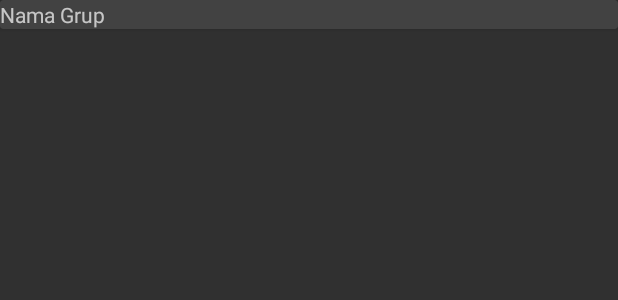
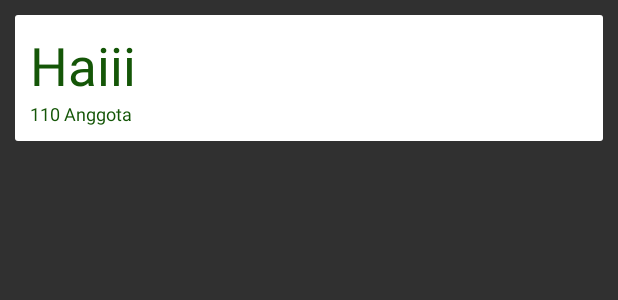
Before and after one commit to SitiSofiyah/BankSampah, an Android app: the layout list_grup.xml on its own in the app's theme, with its tools: preview values and no code run, on a phone screen of 412 x 824 dp. Shown: the top 300 px of the screen. Run offline under Robolectric (Android 15) with nearby library versions, the phone set to English and light mode, and no system bars.

Commit message:
Toolbar and cardview grup

```diff
--- a/FireApp/app/src/main/java/com/example/intel/fireapp/PengepulKecil/HomePK.java
+++ b/FireApp/app/src/main/java/com/example/intel/fireapp/PengepulKecil/HomePK.java
@@ -50,7 +50,7 @@ public class HomePK extends AppCompatActivity {
                 return true;
 
             case R.id.out:
-                SharedPreferences preferences =getSharedPreferences("loginPrefs", Context.MODE_PRIVATE);
+                SharedPreferences preferences =getSharedPreferences("myPrefs", Context.MODE_PRIVATE);
                 SharedPreferences.Editor editor = preferences.edit();
                 editor.clear();
                 editor.commit();
--- a/FireApp/app/src/main/res/drawable/roundcorner.xml
+++ b/FireApp/app/src/main/res/drawable/roundcorner.xml
@@ -2,7 +2,7 @@
 <shape xmlns:android="http://schemas.android.com/apk/res/android"
     android:shape="rectangle" android:padding="10dp">
 
-    <solid android:color="@color/red"/>
+    <solid android:color="@color/green"/>
     <stroke android:width="2dp" android:color="#4f000000"/>
     <corners
         android:bottomRightRadius="10dp"
--- a/FireApp/app/src/main/res/layout/list_grup.xml
+++ b/FireApp/app/src/main/res/layout/list_grup.xml
@@ -1,13 +1,46 @@
 <?xml version="1.0" encoding="utf-8"?>
-<android.support.v7.widget.CardView
-    xmlns:android="http://schemas.android.com/apk/res/android"
+<LinearLayout xmlns:android="http://schemas.android.com/apk/res/android"
+    xmlns:app="http://schemas.android.com/apk/res-auto"
+    xmlns:tools="http://schemas.android.com/tools"
     android:layout_width="match_parent"
-    android:layout_height="wrap_content">
+    android:layout_height="wrap_content"
+    android:padding="10dp"
+    android:orientation="horizontal"
+    tools:context=".PengepulKecil.HomePK">
 
-    <TextView
-        android:id="@+id/nama"
-        android:hint="Nama Grup"
-        android:layout_width="match_parent"
-        android:layout_height="wrap_content" />
+            <android.support.v7.widget.CardView
+                style="@style/Base.CardView"
+                android:layout_width="match_parent"
+                android:background="@color/white"
+                android:layout_height="wrap_content"
+                android:onClick="grup">
+                <LinearLayout
+                    android:background="@color/white"
+                    android:orientation="vertical"
+                    android:padding="10dp"
+                    android:layout_width="match_parent"
+                    android:layout_height="match_parent">
+                    <TextView
+                        android:layout_width="wrap_content"
+                        android:layout_height="wrap_content"
+                        android:gravity="center"
+                        android:id="@+id/nama"
+                        android:textAllCaps="true"
+                        android:hint="Haiii"
+                        android:textColorHint="@color/green"
+                        android:textColor="@color/green"
+                        android:textSize="35dp" />
+                    <TextView
+                        android:layout_width="wrap_content"
+                        android:layout_height="wrap_content"
+                        android:gravity="center"
+                        android:id="@+id/ket"
+                        android:text="110 Anggota"
+                        android:textColor="@color/green"
+                        android:textSize="12dp" />
+                </LinearLayout>
 
-</android.support.v7.widget.CardView>
+
+
+            </android.support.v7.widget.CardView>
+</LinearLayout>
```
Also changed, not shown: FireApp/app/src/main/java/com/example/intel/fireapp/PengepulKecil/tambahgrup.java (+47 -28 lines), FireApp/app/src/main/res/layout/activity_tambahgrup.xml (+28 -6 lines).
